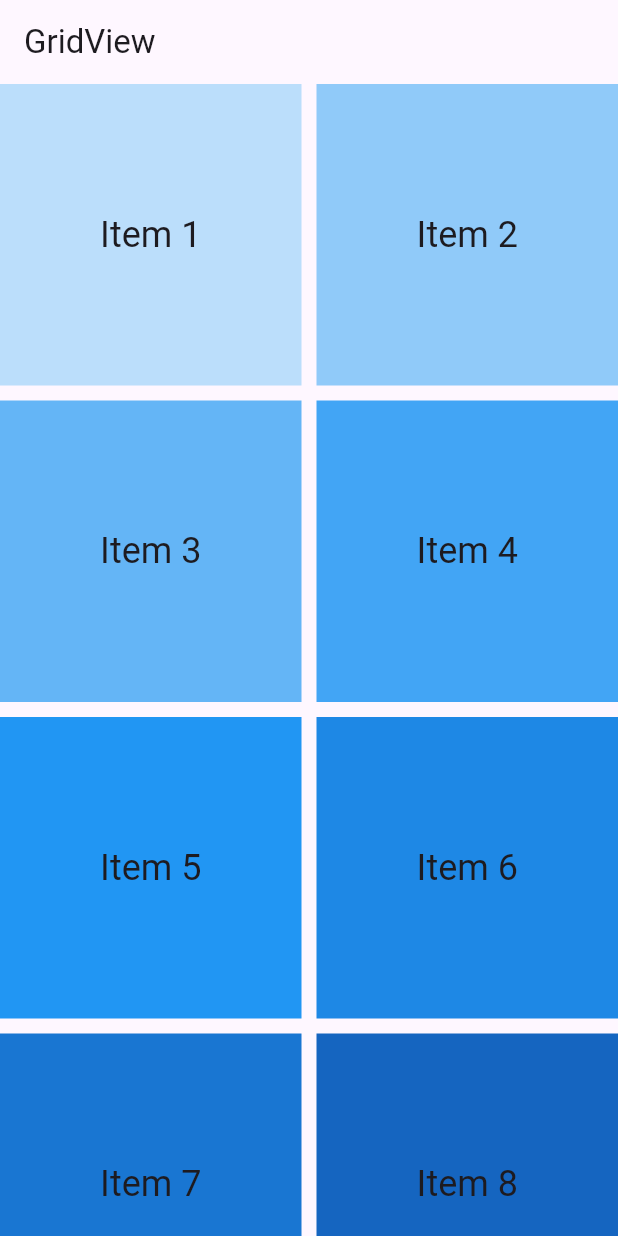
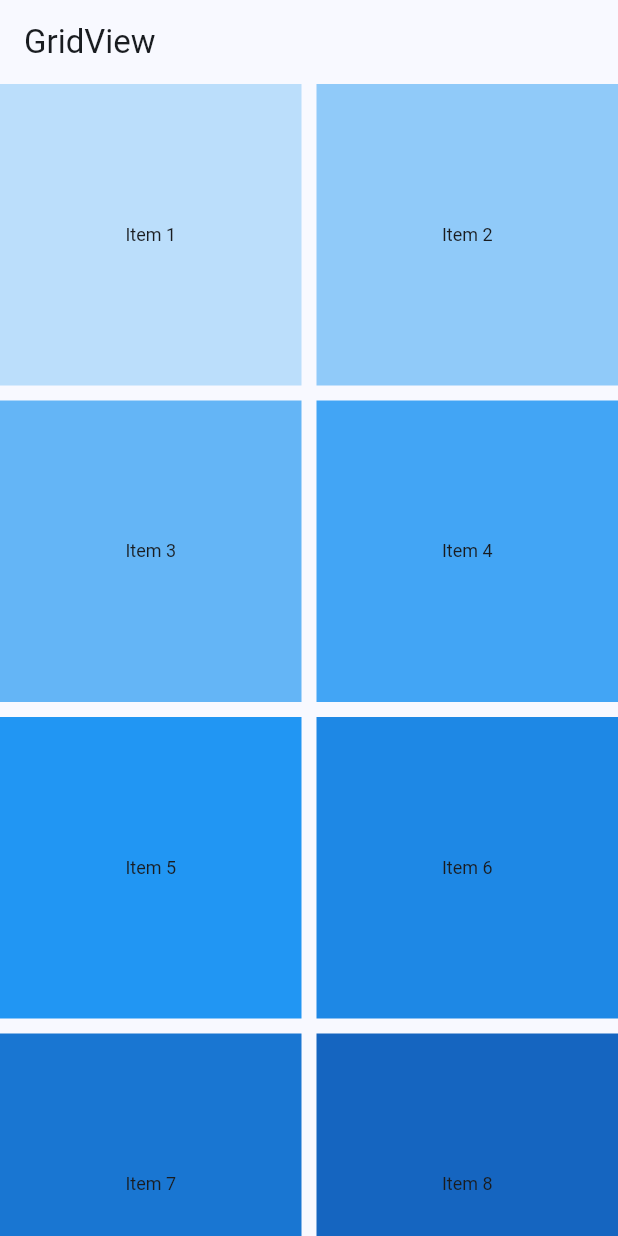
Before and after one commit to Cristhian-Cruz/Flutter_dev, a Flutter app: the screen it shows after launch, on a phone screen of 412 x 824 dp. Run offline on Flutter 3.47's test engine with Material 3 defaults, Android fonts, the phone set to English and light mode, and no system bars; our stand-ins replace go_router.

Commit message:
se realizo un cambio en el main

```diff
--- a/future_timer_insolate/lib/main.dart
+++ b/future_timer_insolate/lib/main.dart
@@ -15,7 +15,11 @@ class MyApp extends StatelessWidget {
       title: 'Flutter Dev',
       routerConfig: router,
       theme: ThemeData(
-        colorScheme: ColorScheme.fromSeed(seedColor: Colors.deepPurple),
+        colorScheme: ColorScheme.fromSeed(seedColor: Colors.blue),
+        textTheme: TextTheme(
+          headlineSmall: TextStyle(fontSize: 12),
+          headlineMedium: TextStyle(fontSize: 24),
+        ),
       ),
       //home: const MyHomePage(title: 'Flutter Demo Home Page'),
     );
```
